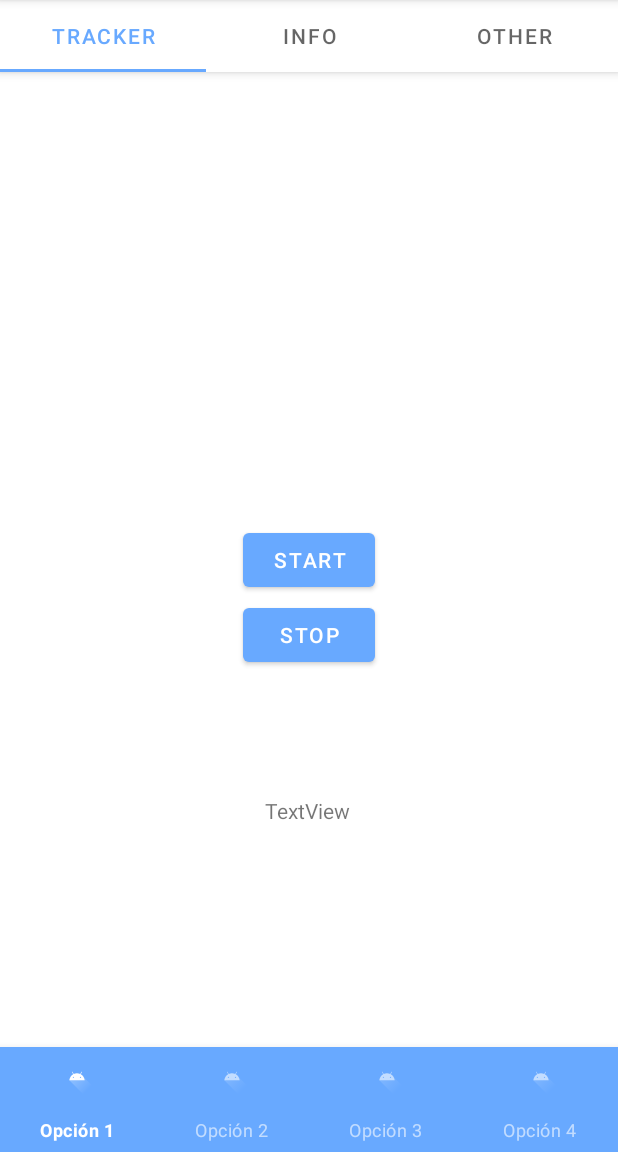
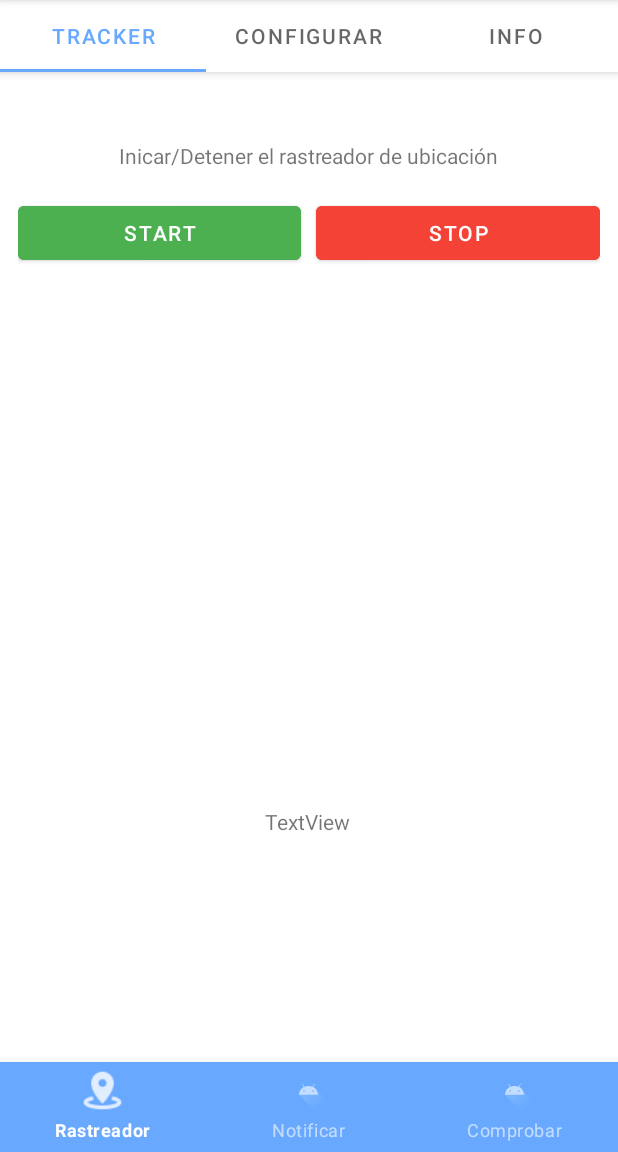
Before and after one commit to alex-florez/ContactTracker_AndroidClient, an Android app: the screen it shows after launch (MainActivity), on a phone screen of 412 x 824 dp, the part 84-1236 px from its top. Run offline under Robolectric (Android 15) with nearby library versions, the phone set to English and light mode, and no system bars.

Commit message:
Añadiendo iconos y opciones de menú

```diff
--- a/app/src/main/java/es/uniovi/eii/contacttracker/activities/MainActivity.kt
+++ b/app/src/main/java/es/uniovi/eii/contacttracker/activities/MainActivity.kt
@@ -5,9 +5,9 @@ import android.os.Bundle
 import androidx.fragment.app.Fragment
 import es.uniovi.eii.contacttracker.R
 import es.uniovi.eii.contacttracker.databinding.ActivityMainBinding
-import es.uniovi.eii.contacttracker.fragments.menu.tracklocation.TrackLocationInfoFragment
-import es.uniovi.eii.contacttracker.fragments.menu.tracklocation.ThirdItemFragment
-import es.uniovi.eii.contacttracker.fragments.menu.tracklocation.TrackLocationTabsFragment
+import es.uniovi.eii.contacttracker.fragments.tracklocation.TrackerInfoFragment
+import es.uniovi.eii.contacttracker.fragments.tracklocation.TrackerConfigurationFragment
+import es.uniovi.eii.contacttracker.fragments.tracklocation.TrackLocationTabsFragment
 
 class MainActivity : AppCompatActivity() {
 
@@ -38,7 +38,8 @@ class MainActivity : AppCompatActivity() {
         initFragmentsMap() // Crear fragments
         setListeners() // Listeners
 
-        binding.bottomNavigationView.selectedItemId = R.id.bottomMenuOption1 // Establecer el fragment inicial como seleccionado
+        // Establecer el fragment inicial como seleccionado
+        binding.bottomNavigationView.selectedItemId = R.id.bottomMenuOption1
     }
 
     /**
@@ -59,8 +60,8 @@ class MainActivity : AppCompatActivity() {
      */
     private fun initFragmentsMap(){
         fragmentsMap[R.id.bottomMenuOption1] = TrackLocationTabsFragment()
-        fragmentsMap[R.id.bottomMenuOption2] = TrackLocationInfoFragment()
-        fragmentsMap[R.id.bottomMenuOption3] = ThirdItemFragment()
+        fragmentsMap[R.id.bottomMenuOption2] = TrackerInfoFragment()
+        fragmentsMap[R.id.bottomMenuOption3] = TrackerConfigurationFragment()
     }
 
     /**
--- a/app/src/main/java/es/uniovi/eii/contacttracker/adapters/TrackLocationTabsPageAdapter.kt
+++ b/app/src/main/java/es/uniovi/eii/contacttracker/adapters/TrackLocationTabsPageAdapter.kt
@@ -4,9 +4,9 @@ import androidx.fragment.app.Fragment
 import androidx.fragment.app.FragmentManager
 import androidx.fragment.app.FragmentPagerAdapter
 import es.uniovi.eii.contacttracker.fragments.DefaultBlankFragment
-import es.uniovi.eii.contacttracker.fragments.menu.tracklocation.TrackLocationInfoFragment
-import es.uniovi.eii.contacttracker.fragments.menu.tracklocation.ThirdItemFragment
-import es.uniovi.eii.contacttracker.fragments.menu.tracklocation.TrackLocationFragment
+import es.uniovi.eii.contacttracker.fragments.tracklocation.TrackerInfoFragment
+import es.uniovi.eii.contacttracker.fragments.tracklocation.TrackerConfigurationFragment
+import es.uniovi.eii.contacttracker.fragments.tracklocation.TrackerFragment
 
 /**
  * Clase que representa el adapter para las páginas que serán mostradas
@@ -19,12 +19,12 @@ class TrackLocationTabsPageAdapter(
     /**
      * Nº de páginas.
      */
-    private val pageCount = 3;
+    private val pageCount = 3
 
     /**
      * Títulos de página.
      */
-    private val tabTitles = arrayListOf("Tracker", "Info", "Other")
+    private val tabTitles = arrayListOf("Tracker", "Configurar", "Info")
 
     override fun getCount(): Int {
         return pageCount
@@ -32,9 +32,9 @@ class TrackLocationTabsPageAdapter(
 
     override fun getItem(position: Int): Fragment {
         when(position){
-            0 -> return TrackLocationFragment()
-            1 -> return TrackLocationInfoFragment()
-            2 -> return ThirdItemFragment()
+            0 -> return TrackerFragment()
+            1 -> return TrackerInfoFragment()
+            2 -> return TrackerConfigurationFragment()
         }
         return DefaultBlankFragment()
     }
--- a/app/src/main/java/es/uniovi/eii/contacttracker/fragments/menu/tracklocation/ThirdItemFragment.kt
+++ b/app/src/main/java/es/uniovi/eii/contacttracker/fragments/tracklocation/TrackLocationTabsFragment.kt
@@ -1,11 +1,12 @@
-package es.uniovi.eii.contacttracker.fragments.menu.tracklocation
+package es.uniovi.eii.contacttracker.fragments.tracklocation
 
 import android.os.Bundle
 import androidx.fragment.app.Fragment
 import android.view.LayoutInflater
 import android.view.View
 import android.view.ViewGroup
-import es.uniovi.eii.contacttracker.R
+import es.uniovi.eii.contacttracker.adapters.TrackLocationTabsPageAdapter
+import es.uniovi.eii.contacttracker.databinding.FragmentTrackLocationTabsBinding
 
 // TODO: Rename parameter arguments, choose names that match
 // the fragment initialization parameters, e.g. ARG_ITEM_NUMBER
@@ -13,14 +14,19 @@ private const val ARG_PARAM1 = "param1"
 private const val ARG_PARAM2 = "param2"
 
 /**
- * A simple [Fragment] subclass.
- * Use the [ThirdItemFragment.newInstance] factory method to
- * create an instance of this fragment.
+ * Fragmento que sirve de contenedor para albergar al
+ * TabLayout que contiene los diferentes tabs para la
+ * opción de Menú del rastreador de ubicación.
  */
-class ThirdItemFragment : Fragment() {
+class TrackLocationTabsFragment : Fragment() {
     // TODO: Rename and change types of parameters
     private var param1: String? = null
     private var param2: String? = null
+
+    /**
+     * View Binding.
+     */
+    private lateinit var binding: FragmentTrackLocationTabsBinding
 
     override fun onCreate(savedInstanceState: Bundle?) {
         super.onCreate(savedInstanceState)
@@ -28,14 +34,29 @@ class ThirdItemFragment : Fragment() {
             param1 = it.getString(ARG_PARAM1)
             param2 = it.getString(ARG_PARAM2)
         }
+
     }
 
     override fun onCreateView(
         inflater: LayoutInflater, container: ViewGroup?,
         savedInstanceState: Bundle?
-    ): View? {
-        // Inflate the layout for this fragment
-        return inflater.inflate(R.layout.fragment_third_item, container, false)
+    ): View {
+        binding = FragmentTrackLocationTabsBinding.inflate(inflater, container, false)
+
+        setTabLayout()
+        return binding.root
+    }
+
+    /**
+     * Se encarga de inicializar el TabLayout con el
+     * Adapter de ViewPager correspondiente.
+     */
+    private fun setTabLayout(){
+        activity?.let {
+            val pageAdapter = TrackLocationTabsPageAdapter(childFragmentManager)
+            binding.trackLocationViewPager.adapter = pageAdapter
+            binding.trackLocationTabLayout.setupWithViewPager(binding.trackLocationViewPager)
+        }
     }
 
     companion object {
@@ -45,12 +66,12 @@ class ThirdItemFragment : Fragment() {
          *
          * @param param1 Parameter 1.
          * @param param2 Parameter 2.
-         * @return A new instance of fragment ThirdItemFragment.
+         * @return A new instance of fragment TrackLocationTabsFragment.
          */
         // TODO: Rename and change types and number of parameters
         @JvmStatic
         fun newInstance(param1: String, param2: String) =
-            ThirdItemFragment().apply {
+            TrackLocationTabsFragment().apply {
                 arguments = Bundle().apply {
                     putString(ARG_PARAM1, param1)
                     putString(ARG_PARAM2, param2)
--- a/app/src/main/java/es/uniovi/eii/contacttracker/fragments/menu/tracklocation/TrackLocationTabsFragment.kt
+++ b/app/src/main/java/es/uniovi/eii/contacttracker/fragments/tracklocation/TrackerConfigurationFragment.kt
@@ -1,4 +1,4 @@
-package es.uniovi.eii.contacttracker.fragments.menu.tracklocation
+package es.uniovi.eii.contacttracker.fragments.tracklocation
 
 import android.os.Bundle
 import androidx.fragment.app.Fragment
@@ -6,8 +6,6 @@ import android.view.LayoutInflater
 import android.view.View
 import android.view.ViewGroup
 import es.uniovi.eii.contacttracker.R
-import es.uniovi.eii.contacttracker.adapters.TrackLocationTabsPageAdapter
-import es.uniovi.eii.contacttracker.databinding.FragmentTrackLocationTabsBinding
 
 // TODO: Rename parameter arguments, choose names that match
 // the fragment initialization parameters, e.g. ARG_ITEM_NUMBER
@@ -15,19 +13,14 @@ private const val ARG_PARAM1 = "param1"
 private const val ARG_PARAM2 = "param2"
 
 /**
- * Fragmento que sirve de contenedor para albergar al
- * TabLayout que contiene los diferentes tabs para la
- * opción de Menú del rastreador de ubicación.
+ * A simple [Fragment] subclass.
+ * Use the [TrackerConfigurationFragment.newInstance] factory method to
+ * create an instance of this fragment.
  */
-class TrackLocationTabsFragment : Fragment() {
+class TrackerConfigurationFragment : Fragment() {
     // TODO: Rename and change types of parameters
     private var param1: String? = null
     private var param2: String? = null
-
-    /**
-     * View Binding.
-     */
-    private lateinit var binding: FragmentTrackLocationTabsBinding
 
     override fun onCreate(savedInstanceState: Bundle?) {
         super.onCreate(savedInstanceState)
@@ -35,29 +28,14 @@ class TrackLocationTabsFragment : Fragment() {
             param1 = it.getString(ARG_PARAM1)
             param2 = it.getString(ARG_PARAM2)
         }
-
     }
 
     override fun onCreateView(
         inflater: LayoutInflater, container: ViewGroup?,
         savedInstanceState: Bundle?
-    ): View {
-        binding = FragmentTrackLocationTabsBinding.inflate(inflater, container, false)
-
-        setTabLayout()
-        return binding.root
-    }
-
-    /**
-     * Se encarga de inicializar el TabLayout con el
-     * Adapter de ViewPager correspondiente.
-     */
-    private fun setTabLayout(){
-        activity?.let {
-            val pageAdapter = TrackLocationTabsPageAdapter(childFragmentManager)
-            binding.trackLocationViewPager.adapter = pageAdapter
-            binding.trackLocationTabLayout.setupWithViewPager(binding.trackLocationViewPager)
-        }
+    ): View? {
+        // Inflate the layout for this fragment
+        return inflater.inflate(R.layout.fragment_tracker_configuration, container, false)
     }
 
     companion object {
@@ -67,12 +45,12 @@ class TrackLocationTabsFragment : Fragment() {
          *
          * @param param1 Parameter 1.
          * @param param2 Parameter 2.
-         * @return A new instance of fragment TrackLocationTabsFragment.
+         * @return A new instance of fragment ThirdItemFragment.
          */
         // TODO: Rename and change types and number of parameters
         @JvmStatic
         fun newInstance(param1: String, param2: String) =
-            TrackLocationTabsFragment().apply {
+            TrackerConfigurationFragment().apply {
                 arguments = Bundle().apply {
                     putString(ARG_PARAM1, param1)
                     putString(ARG_PARAM2, param2)
--- a/app/src/main/java/es/uniovi/eii/contacttracker/fragments/menu/tracklocation/TrackLocationFragment.kt
+++ b/app/src/main/java/es/uniovi/eii/contacttracker/fragments/tracklocation/TrackerFragment.kt
@@ -1,4 +1,4 @@
-package es.uniovi.eii.contacttracker.fragments.menu.tracklocation
+package es.uniovi.eii.contacttracker.fragments.tracklocation
 
 import android.content.Intent
 import android.content.IntentFilter
@@ -11,7 +11,7 @@ import android.view.View
 import android.view.ViewGroup
 import androidx.core.content.ContextCompat
 import com.google.android.material.snackbar.Snackbar
-import es.uniovi.eii.contacttracker.databinding.FragmentTrackLocationBinding
+import es.uniovi.eii.contacttracker.databinding.FragmentTrackerBinding
 import es.uniovi.eii.contacttracker.location.receivers.LocationUpdateBroadcastReceiver
 import es.uniovi.eii.contacttracker.location.services.LocationForegroundService
 import es.uniovi.eii.contacttracker.util.LocationUtils
@@ -23,10 +23,13 @@ private const val ARG_PARAM1 = "param1"
 private const val ARG_PARAM2 = "param2"
 
 /**
- * Fragment que representa la opción de MENÚ que contiene la
- * funcionalidad para iniciar y pausar el rastreo de ubicación.
+ * Fragment que representa la opción del RASTREADOR DE UBICACIÓN.
+ *
+ * Contiene la funcionalidad para iniciar y pausar el rastreo de ubicación
+ * de manera manual, así como la funcionalidad para programar alarmas de rastreo
+ * de ubicación.
  */
-class TrackLocationFragment : Fragment() {
+class TrackerFragment : Fragment() {
 
     private var param1: String? = null
     private var param2: String? = null
@@ -34,7 +37,7 @@ class TrackLocationFragment : Fragment() {
     /**
      * View Binding
      */
-    private lateinit var binding: FragmentTrackLocationBinding
+    private lateinit var binding: FragmentTrackerBinding
 
     /**
      * BroadcastReceiver para las actualizaciones de localización.
@@ -66,13 +69,13 @@ class TrackLocationFragment : Fragment() {
         inflater: LayoutInflater, container: ViewGroup?,
         savedInstanceState: Bundle?
     ): View {
-        binding = FragmentTrackLocationBinding.inflate(inflater, container, false)
+        binding = FragmentTrackerBinding.inflate(inflater, container, false)
 
-        binding.btnStart.setOnClickListener {
+        binding.btnStartTracker.setOnClickListener {
            startLocationService()
         }
 
-        binding.btnStop.setOnClickListener{
+        binding.btnStopTracker.setOnClickListener{
             stopLocationService()
         }
 
@@ -157,7 +160,7 @@ class TrackLocationFragment : Fragment() {
          */
         @JvmStatic
         fun newInstance(param1: String, param2: String) =
-            TrackLocationFragment().apply {
+            TrackerFragment().apply {
                 arguments = Bundle().apply {
                     putString(ARG_PARAM1, param1)
                     putString(ARG_PARAM2, param2)
--- a/app/src/main/java/es/uniovi/eii/contacttracker/fragments/menu/tracklocation/TrackLocationInfoFragment.kt
+++ b/app/src/main/java/es/uniovi/eii/contacttracker/fragments/tracklocation/TrackerInfoFragment.kt
@@ -1,4 +1,4 @@
-package es.uniovi.eii.contacttracker.fragments.menu.tracklocation
+package es.uniovi.eii.contacttracker.fragments.tracklocation
 
 import android.os.Bundle
 import androidx.fragment.app.Fragment
@@ -7,9 +7,8 @@ import android.view.View
 import android.view.ViewGroup
 import androidx.recyclerview.widget.LinearLayoutManager
 import androidx.recyclerview.widget.RecyclerView
-import es.uniovi.eii.contacttracker.R
 import es.uniovi.eii.contacttracker.adapters.UserLocationAdapter
-import es.uniovi.eii.contacttracker.databinding.FragmentTrackLocationInfoBinding
+import es.uniovi.eii.contacttracker.databinding.FragmentTrackerInfoBinding
 import es.uniovi.eii.contacttracker.model.UserLocation
 
 // TODO: Rename parameter arguments, choose names that match
@@ -22,7 +21,7 @@ private const val ARG_PARAM2 = "param2"
  * Fragmento que presenta al usuario la información en
  * tiempo real del rastreo de ubicación.
  */
-class TrackLocationInfoFragment : Fragment() {
+class TrackerInfoFragment : Fragment() {
     // TODO: Rename and change types of parameters
     private var param1: String? = null
     private var param2: String? = null
@@ -30,7 +29,7 @@ class TrackLocationInfoFragment : Fragment() {
     /**
      * ViewBinding
      */
-    private lateinit var binding: FragmentTrackLocationInfoBinding
+    private lateinit var binding: FragmentTrackerInfoBinding
 
     /**
      * Adapter para los objetos UserLocation.
@@ -51,7 +50,7 @@ class TrackLocationInfoFragment : Fragment() {
         inflater: LayoutInflater, container: ViewGroup?,
         savedInstanceState: Bundle?
     ): View {
-        binding = FragmentTrackLocationInfoBinding.inflate(inflater, container, false)
+        binding = FragmentTrackerInfoBinding.inflate(inflater, container, false)
 
         initRecyclerView() // Inicializar RecyclerView
         return binding.root
@@ -95,7 +94,7 @@ class TrackLocationInfoFragment : Fragment() {
         // TODO: Rename and change types and number of parameters
         @JvmStatic
         fun newInstance(param1: String, param2: String) =
-            TrackLocationInfoFragment().apply {
+            TrackerInfoFragment().apply {
                 arguments = Bundle().apply {
                     putString(ARG_PARAM1, param1)
                     putString(ARG_PARAM2, param2)
--- a/app/src/main/java/es/uniovi/eii/contacttracker/location/receivers/LocationUpdateBroadcastReceiver.kt
+++ b/app/src/main/java/es/uniovi/eii/contacttracker/location/receivers/LocationUpdateBroadcastReceiver.kt
@@ -5,21 +5,21 @@ import android.content.Context
 import android.content.Intent
 import android.location.Location
 import android.util.Log
-import es.uniovi.eii.contacttracker.databinding.FragmentTrackLocationBinding
+import es.uniovi.eii.contacttracker.databinding.FragmentTrackerBinding
 import es.uniovi.eii.contacttracker.util.LocationUtils
 
 /**
- * Broadcast Receiver que dispara cuando se recibe
+ * Broadcast Receiver que se dispara cuando se recibe
  * una nueva localización, para actualizar la UI.
  *
- * Recibe como parámetro en el constructor, el objeto binding
+ * Recibe como parámetro en el constructor el objeto binding
  * para actualizar la UI.
  */
 class LocationUpdateBroadcastReceiver() : BroadcastReceiver() {
 
-    private lateinit var binding: FragmentTrackLocationBinding
+    private lateinit var binding: FragmentTrackerBinding
 
-    constructor(binding: FragmentTrackLocationBinding) : this(){
+    constructor(binding: FragmentTrackerBinding) : this(){
         this.binding = binding
     }
 
--- a/app/src/main/res/layout/activity_main.xml
+++ b/app/src/main/res/layout/activity_main.xml
@@ -23,7 +23,7 @@
     <com.google.android.material.bottomnavigation.BottomNavigationView
         android:id="@+id/bottomNavigationView"
         android:layout_width="match_parent"
-        android:layout_height="70dp"
+        android:layout_height="60dp"
         app:layout_constraintBottom_toBottomOf="parent"
         app:layout_constraintEnd_toEndOf="parent"
         app:layout_constraintHorizontal_bias="0.0"
@@ -31,7 +31,8 @@
         app:layout_constraintTop_toTopOf="parent"
         app:layout_constraintVertical_bias="1.0"
         app:menu="@menu/bottom_navigation_menu"
-        app:labelVisibilityMode="labeled"/>
+        app:labelVisibilityMode="labeled"
+        app:itemIconSize="@dimen/bottom_navigation_icon_size"/>
 
 
 </androidx.constraintlayout.widget.ConstraintLayout>
--- a/app/src/main/res/layout/fragment_track_location.xml
+++ /dev/null
@@ -1,44 +0,0 @@
-<?xml version="1.0" encoding="utf-8"?>
-<androidx.constraintlayout.widget.ConstraintLayout xmlns:android="http://schemas.android.com/apk/res/android"
-    xmlns:app="http://schemas.android.com/apk/res-auto"
-    xmlns:tools="http://schemas.android.com/tools"
-    android:layout_width="match_parent"
-    android:layout_height="match_parent"
-    tools:context=".fragments.TrackLocationFragment">
-
-
-    <Button
-        android:id="@+id/btnStart"
-        android:layout_width="wrap_content"
-        android:layout_height="wrap_content"
-        android:text="Start"
-        app:layout_constraintBottom_toBottomOf="parent"
-        app:layout_constraintEnd_toEndOf="parent"
-        app:layout_constraintStart_toStartOf="parent"
-        app:layout_constraintTop_toTopOf="parent" />
-
-    <Button
-        android:id="@+id/btnStop"
-        android:layout_width="wrap_content"
-        android:layout_height="wrap_content"
-        android:text="Stop"
-        app:layout_constraintBottom_toBottomOf="parent"
-        app:layout_constraintEnd_toEndOf="parent"
-        app:layout_constraintHorizontal_bias="0.501"
-        app:layout_constraintStart_toStartOf="parent"
-        app:layout_constraintTop_toTopOf="parent"
-        app:layout_constraintVertical_bias="0.584" />
-
-    <TextView
-        android:id="@+id/txtLocationResult"
-        android:layout_width="wrap_content"
-        android:layout_height="wrap_content"
-        android:text="TextView"
-        app:layout_constraintBottom_toBottomOf="parent"
-        app:layout_constraintEnd_toEndOf="parent"
-        app:layout_constraintHorizontal_bias="0.498"
-        app:layout_constraintStart_toStartOf="parent"
-        app:layout_constraintTop_toTopOf="parent"
-        app:layout_constraintVertical_bias="0.765" />
-
-</androidx.constraintlayout.widget.ConstraintLayout>
--- /dev/null
+++ b/app/src/main/res/layout/fragment_tracker.xml
@@ -0,0 +1,80 @@
+<?xml version="1.0" encoding="utf-8"?>
+<androidx.constraintlayout.widget.ConstraintLayout xmlns:android="http://schemas.android.com/apk/res/android"
+    xmlns:app="http://schemas.android.com/apk/res-auto"
+    xmlns:tools="http://schemas.android.com/tools"
+    android:layout_width="match_parent"
+    android:layout_height="match_parent"
+    tools:context=".fragments.tracklocation.TrackerFragment">
+
+
+    <TextView
+        android:id="@+id/txtLabelTracker"
+        android:layout_width="wrap_content"
+        android:layout_height="wrap_content"
+        android:text="Inicar/Detener el rastreador de ubicación"
+        app:layout_constraintBottom_toTopOf="@+id/linearLayout"
+        app:layout_constraintEnd_toEndOf="parent"
+        app:layout_constraintStart_toStartOf="parent"
+        app:layout_constraintTop_toTopOf="parent"
+        app:layout_constraintVertical_bias="0.721" />
+
+    <LinearLayout
+        android:id="@+id/linearLayout"
+        android:layout_width="match_parent"
+        android:layout_height="wrap_content"
+        android:gravity="center"
+        android:orientation="horizontal"
+        android:paddingLeft="12dp"
+        android:paddingRight="12dp"
+        app:layout_constraintBottom_toBottomOf="parent"
+        app:layout_constraintEnd_toEndOf="parent"
+        app:layout_constraintHorizontal_bias="0.0"
+        app:layout_constraintStart_toStartOf="parent"
+        app:layout_constraintTop_toTopOf="parent"
+        app:layout_constraintVertical_bias="0.136">
+
+        <Button
+            android:id="@+id/btnStartTracker"
+            android:layout_width="0dp"
+            android:layout_height="wrap_content"
+            android:layout_marginRight="10dp"
+            android:layout_weight="1"
+            android:backgroundTint="#4CAF50"
+            android:text="@string/start"
+            app:layout_constraintBottom_toBottomOf="parent"
+            app:layout_constraintEnd_toEndOf="parent"
+            app:layout_constraintHorizontal_bias="0.143"
+            app:layout_constraintStart_toStartOf="parent"
+            app:layout_constraintTop_toTopOf="parent"
+            app:layout_constraintVertical_bias="0.101" />
+
+        <Button
+            android:id="@+id/btnStopTracker"
+            android:layout_width="0dp"
+            android:layout_height="wrap_content"
+            android:layout_weight="1"
+            android:backgroundTint="#F44336"
+            android:text="@string/stop"
+            app:layout_constraintBottom_toBottomOf="parent"
+            app:layout_constraintEnd_toEndOf="parent"
+            app:layout_constraintHorizontal_bias="0.721"
+            app:layout_constraintStart_toStartOf="parent"
+            app:layout_constraintTop_toTopOf="parent"
+            app:layout_constraintVertical_bias="0.089" />
+    </LinearLayout>
+
+    <TextView
+        android:id="@+id/txtLocationResult"
+        android:layout_width="wrap_content"
+        android:layout_height="wrap_content"
+        android:text="TextView"
+        app:layout_constraintBottom_toBottomOf="parent"
+        app:layout_constraintEnd_toEndOf="parent"
+        app:layout_constraintHorizontal_bias="0.498"
+        app:layout_constraintStart_toStartOf="parent"
+        app:layout_constraintTop_toTopOf="parent"
+        app:layout_constraintVertical_bias="0.765" />
+
+
+
+</androidx.constraintlayout.widget.ConstraintLayout>
--- a/app/src/main/res/layout/fragment_third_item.xml
+++ b/app/src/main/res/layout/fragment_tracker_configuration.xml
@@ -4,7 +4,7 @@
     android:layout_width="match_parent"
     android:layout_height="match_parent"
     android:background="#4CAF50"
-    tools:context=".fragments.menu.tracklocation.ThirdItemFragment">
+    tools:context=".fragments.tracklocation.TrackerConfigurationFragment">
 
     <!-- TODO: Update blank fragment layout -->
     <TextView
--- a/app/src/main/res/layout/fragment_track_location_info.xml
+++ b/app/src/main/res/layout/fragment_tracker_info.xml
@@ -4,7 +4,7 @@
     xmlns:tools="http://schemas.android.com/tools"
     android:layout_width="match_parent"
     android:layout_height="match_parent"
-    tools:context=".fragments.menu.tracklocation.TrackLocationInfoFragment">
+    tools:context=".fragments.tracklocation.TrackerInfoFragment">
 
 
     <androidx.recyclerview.widget.RecyclerView
--- a/app/src/main/res/menu/bottom_navigation_menu.xml
+++ b/app/src/main/res/menu/bottom_navigation_menu.xml
@@ -4,7 +4,7 @@
     <item
         android:id="@+id/bottomMenuOption1"
         android:title="@string/bottom_menu_item_1"
-        android:icon="@drawable/ic_launcher_foreground"/>
+        android:icon="@drawable/ic_location_tracker"/>
     <item
         android:id="@+id/bottomMenuOption2"
         android:title="@string/bottom_menu_item_2"
@@ -13,8 +13,4 @@
         android:id="@+id/bottomMenuOption3"
         android:title="@string/bottom_menu_item_3"
         android:icon="@drawable/ic_launcher_foreground"/>
-    <item
-        android:id="@+id/bottomMenuOption4"
-        android:title="@string/bottom_menu_item_4"
-        android:icon="@drawable/ic_launcher_foreground"/>
 </menu>
--- /dev/null
+++ b/app/src/main/res/values/dimens.xml
@@ -0,0 +1,8 @@
+<?xml version="1.0" encoding="utf-8"?>
+<resources xmlns:tools="http://schemas.android.com/tools">
+
+    <!-- Tamaño de los iconos de la barra inferior de navegación -->
+    <dimen name="bottom_navigation_icon_size">30dp</dimen>
+    <dimen name="design_bottom_navigation_height" tools:override="true">57dp</dimen>
+    <dimen name="design_bottom_navigation_margin">4dp</dimen>
+</resources>
--- a/app/src/main/res/values/strings.xml
+++ b/app/src/main/res/values/strings.xml
@@ -2,13 +2,17 @@
     <string name="app_name">Contact Tracker</string>
 
     <!-- Bottom Navigation Menu -->
-    <string name="bottom_menu_item_1">Opción 1</string>
-    <string name="bottom_menu_item_2">Opción 2</string>
-    <string name="bottom_menu_item_3">Opción 3</string>
-    <string name="bottom_menu_item_4">Opción 4</string>
+    <string name="bottom_menu_item_1">Rastreador</string>
+    <string name="bottom_menu_item_2">Notificar</string>
+    <string name="bottom_menu_item_3">Comprobar</string>
 
 
     <!-- Default Blank Fragment -->
     <string name="default_blank_fragment">DEFAULT BLANK FRAGMENT</string>
 
+
+    <!-- Rastreador de ubicación: Tracker Fragment -->
+    <string name="start">Start</string>
+    <string name="stop">Stop</string>
+
 </resources>
```
Also changed, not shown: app/src/main/res/drawable-hdpi/ic_location_tracker.png (added), app/src/main/res/drawable-mdpi/ic_location_tracker.png (added), app/src/main/res/drawable-xhdpi/ic_location_tracker.png (added), app/src/main/res/drawable-xxhdpi/ic_location_tracker.png (added), app/src/main/res/drawable-xxxhdpi/ic_location_tracker.png (added).
